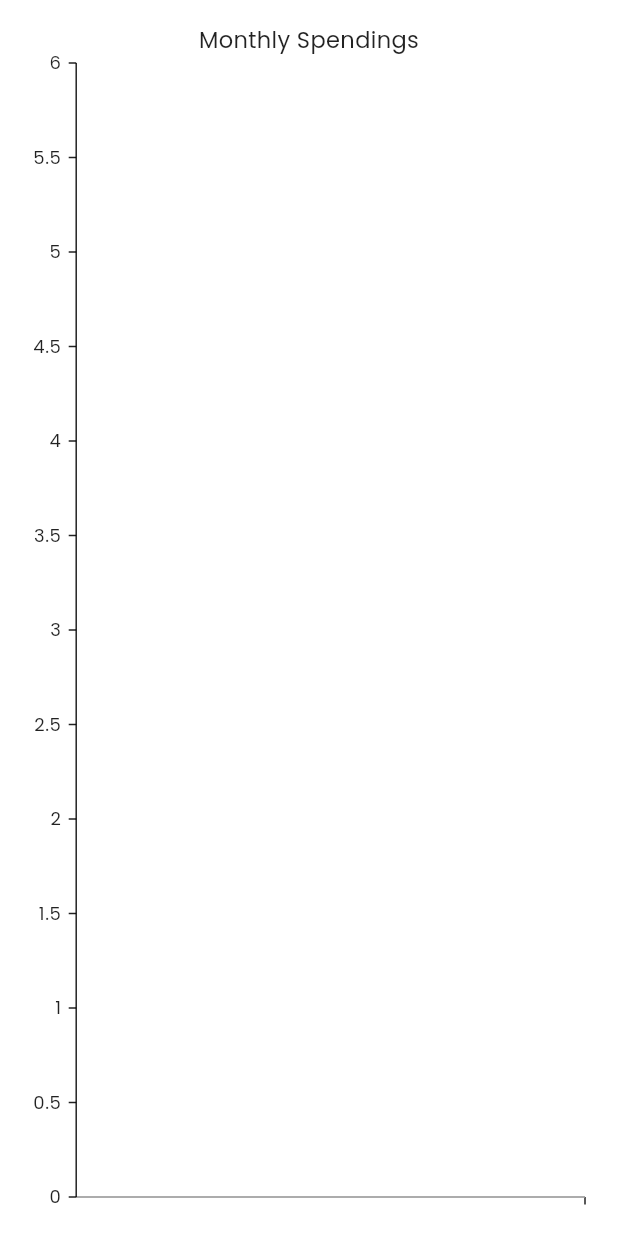
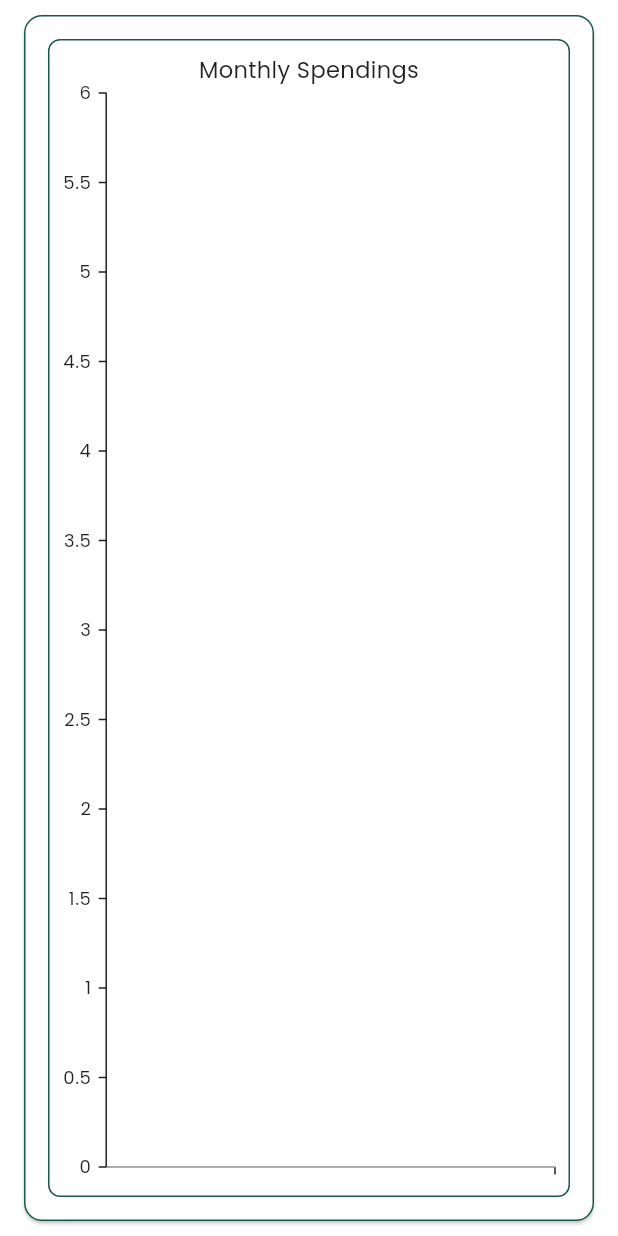
Before and after one commit to muhammed-shaheer-keerirakath/pay-tracker, a Flutter app: the MonthlyGraph widget shown alone on an empty page, opened directly, on a phone screen of 412 x 824 dp. Run offline on Flutter 3.47's test engine with Material 3 defaults, Android fonts, the phone set to English and light mode, and no system bars; our stand-ins replace google_fonts, shared_preferences, syncfusion_flutter_charts; missing offline and left inert: telephony; accounts and stored records are empty.

Commit message:
feat: updates monthly spendings layout

```diff
--- a/lib/screens/monthly_graph/monthly_graph.dart
+++ b/lib/screens/monthly_graph/monthly_graph.dart
@@ -14,20 +14,42 @@ class MonthlyGraph extends StatelessWidget {
 
     return Padding(
       padding: const EdgeInsets.fromLTRB(12, 6, 12, 6),
+      child: Card(
+        shape: RoundedRectangleBorder(
+          side: BorderSide(
+            color: Theme.of(context).colorScheme.outline,
+          ),
+          borderRadius: const BorderRadius.all(Radius.circular(12)),
+        ),
+        child: Padding(
+          padding: const EdgeInsets.all(12),
+          child: Card(
+            elevation: 0,
+            shape: RoundedRectangleBorder(
+              side: BorderSide(
+                color: Theme.of(context).colorScheme.outline,
+              ),
+              borderRadius: const BorderRadius.all(Radius.circular(8)),
+            ),
             child: SfCartesianChart(
                 primaryXAxis: const CategoryAxis(),
                 title: const ChartTitle(text: 'Monthly Spendings'),
                 series: <LineSeries<MonthlyTotalSpending, String>>[
                   LineSeries<MonthlyTotalSpending, String>(
-              dataSource:
-                  messageStoreModel.monthlyTotalSpendings.reversed.toList(),
-              xValueMapper: (MonthlyTotalSpending monthlyTotalSpending, _) =>
+                    dataSource: messageStoreModel.monthlyTotalSpendings.reversed
+                        .toList(),
+                    xValueMapper:
+                        (MonthlyTotalSpending monthlyTotalSpending, _) =>
                             monthlyTotalSpending.monthAndYear,
-              yValueMapper: (MonthlyTotalSpending monthlyTotalSpending, _) =>
+                    yValueMapper:
+                        (MonthlyTotalSpending monthlyTotalSpending, _) =>
                             monthlyTotalSpending.totalSpending,
                     dataLabelSettings: const DataLabelSettings(isVisible: true),
                   )
                 ]),
+          ),
+        ),
+      ),
     );
   }
 }
```
Lines whose indentation alone changed are shown as unchanged.
